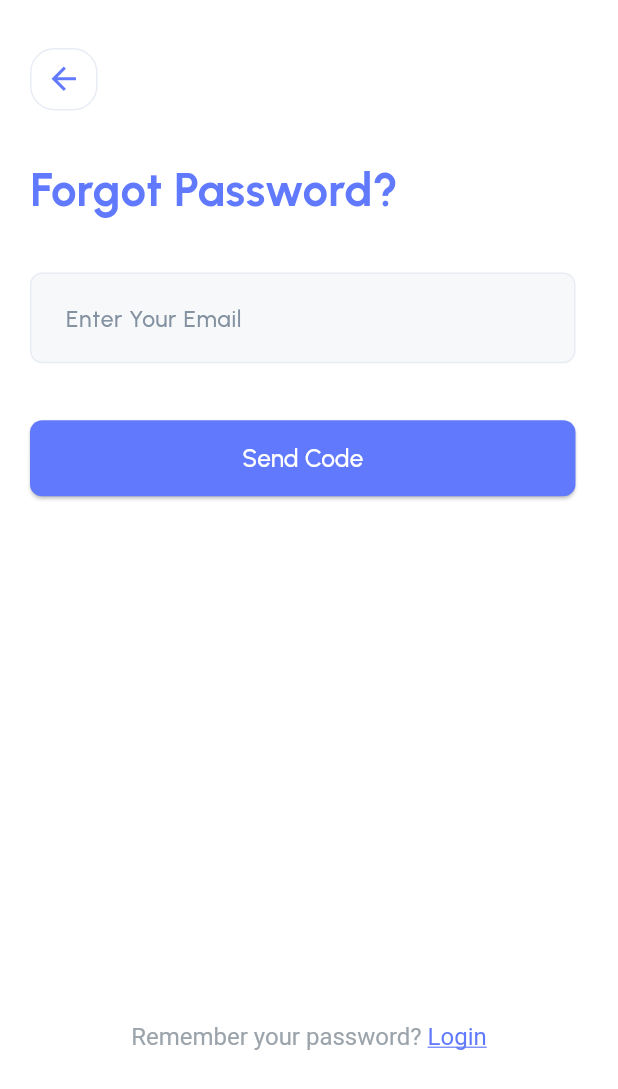
After one commit to mosaleh1/ifinance, a Flutter app: the ForgotPasswordScreen screen opened by its route, on a phone screen of 412 x 824 dp. The commit adds this screen. Shown: the top 1089 px of the screen. Run offline on Flutter 3.47's test engine with Material 3 defaults, Android fonts, the phone set to English and light mode, and no system bars; our stand-ins replace flutter_screenutil, flutter_svg, go_router.

Commit message:
implemented forgot password screen

```diff
--- /dev/null
+++ b/lib/features/forgot_password_screen.dart
@@ -0,0 +1,77 @@
+import 'package:flutter/material.dart';
+import 'package:flutter_screenutil/flutter_screenutil.dart';
+import 'package:ifinance/core/style/app_colors.dart';
+import 'package:ifinance/core/style/app_fonts.dart';
+import 'package:ifinance/core/style/spacers.dart';
+import 'package:ifinance/core/widgets/back_button_widget.dart';
+import 'package:ifinance/core/widgets/custom_text_field.dart';
+import 'package:ifinance/core/widgets/primary_button_widget.dart';
+import 'package:ifinance/routing/app_routers.dart';
+class ForgotPasswordScreen extends StatefulWidget {
+  const ForgotPasswordScreen({super.key});
+
+  @override
+  State<ForgotPasswordScreen> createState() => _ForgotPasswordScreenState();
+}
+
+class _ForgotPasswordScreenState extends State<ForgotPasswordScreen> {
+  @override
+  Widget build(BuildContext context) {
+    return SafeArea(child:  Scaffold(
+      body: Padding(padding:  const EdgeInsets.all(20.0),
+      child: Column(
+        crossAxisAlignment: CrossAxisAlignment.start,
+        children: [
+          HeightSpacer(height: 12,),
+                  const BackButtonWidget(),
+                  HeightSpacer(height: 32,),
+                  SizedBox(
+                  width: 280.w,
+                  child: Text("Forgot Password?",
+                  style:TextStyle(
+                  fontFamily: AppFonts.fontFamilyUrbanist,
+                  fontSize: 30.sp,
+                  fontWeight: FontWeight.bold,
+                  color: AppColors.primaryColor)
+                  ),
+                ),
+                HeightSpacer(height: 32,),
+                //todo pass controller
+                CustomTextField(
+                  hintText: "Enter Your Email",
+                ),
+                HeightSpacer(height: 38,),
+                PrimaryButtonWidget(
+                  text: "Send Code",
+                  onPressed: () {
+                    // todo navigate to Success Screen //temporary//
+                    //context.push(AppRouter.otpSuccessRoute);
+                  },
+                ),
+                HeightSpacer(height: 351,),
+                Center(
+                  child: RichText(text: TextSpan(
+                    text: "Remember your password? ",
+                    style: TextStyle(
+                      color: AppColors.greyColor,
+                      fontSize: 16,
+                    ),
+                    children: [
+                      TextSpan(
+                        text: "Login",
+                        style: TextStyle(
+                          color: AppColors.primaryColor,
+                          fontSize: 16,
+                          decoration: TextDecoration.underline,
+                        ),
+                        //todo navigate to login screen
+                      ),
+                    ],
+                  )),
+                ),
+        ],
+      ),
+    )
+    ));
+  }
+}
--- a/lib/features/login_screen.dart
+++ b/lib/features/login_screen.dart
@@ -1,5 +1,6 @@
 import 'package:flutter/material.dart';
 import 'package:flutter_screenutil/flutter_screenutil.dart';
+import 'package:go_router/go_router.dart';
 import 'package:ifinance/core/style/app_colors.dart';
 import 'package:ifinance/core/style/app_fonts.dart';
 import 'package:ifinance/core/style/app_style.dart';
@@ -10,6 +11,7 @@ import 'package:ifinance/core/widgets/custom_text_field.dart';
 import 'package:ifinance/core/widgets/primary_button_widget.dart';
 import 'package:ifinance/core/widgets/primary_outlined_button_widget.dart';
 import 'package:ifinance/core/widgets/social_login_icons_widget.dart';
+import 'package:ifinance/routing/app_routers.dart';
 
 
 
@@ -64,10 +66,16 @@ class _LoginScreenState extends State<LoginScreen> {
                 isPassword: true,
               ),
               HeightSpacer(height: 10,),
-              Align(
-                alignment: Alignment.centerRight,
-                child: Text("Forgot Password?",
-                style: AppStyles.black16w500Style,
+              InkWell(
+                onTap: () {
+                  // Handle forgot password tap
+                  context.push(AppRouter.forgotPasswordRoute);
+                },
+                child: Align(
+                  alignment: Alignment.centerRight,
+                  child: Text("Forgot Password?",
+                  style: AppStyles.black16w500Style,
+                  ),
                 ),
               ),
               HeightSpacer(height: 30,),
--- a/lib/routing/app_routers.dart
+++ b/lib/routing/app_routers.dart
@@ -3,4 +3,5 @@ class AppRouter {
    static const String onboardingRoute = '/';
    static const String homeRoute = '/home';
    static const String registrationRoute = '/register';
+   static const String forgotPasswordRoute = '/forgot-password';
 }
--- a/lib/routing/router_generator_config.dart
+++ b/lib/routing/router_generator_config.dart
@@ -1,4 +1,5 @@
 import 'package:go_router/go_router.dart';
+import 'package:ifinance/features/forgot_password_screen.dart';
 import 'package:ifinance/features/login_screen.dart';
 import 'package:ifinance/features/onboarding_screen.dart';
 import 'package:ifinance/features/registration_screen.dart';
@@ -20,6 +21,10 @@ class RouterGeneratorConfig {
             path: AppRouter.registrationRoute,
             builder: (context, state) => const RegistrationScreen(),
           ),
+          GoRoute(
+            path: AppRouter.forgotPasswordRoute,
+            builder: (context, state) => const ForgotPasswordScreen(),
+          ),
         ],
       );
 }
```
